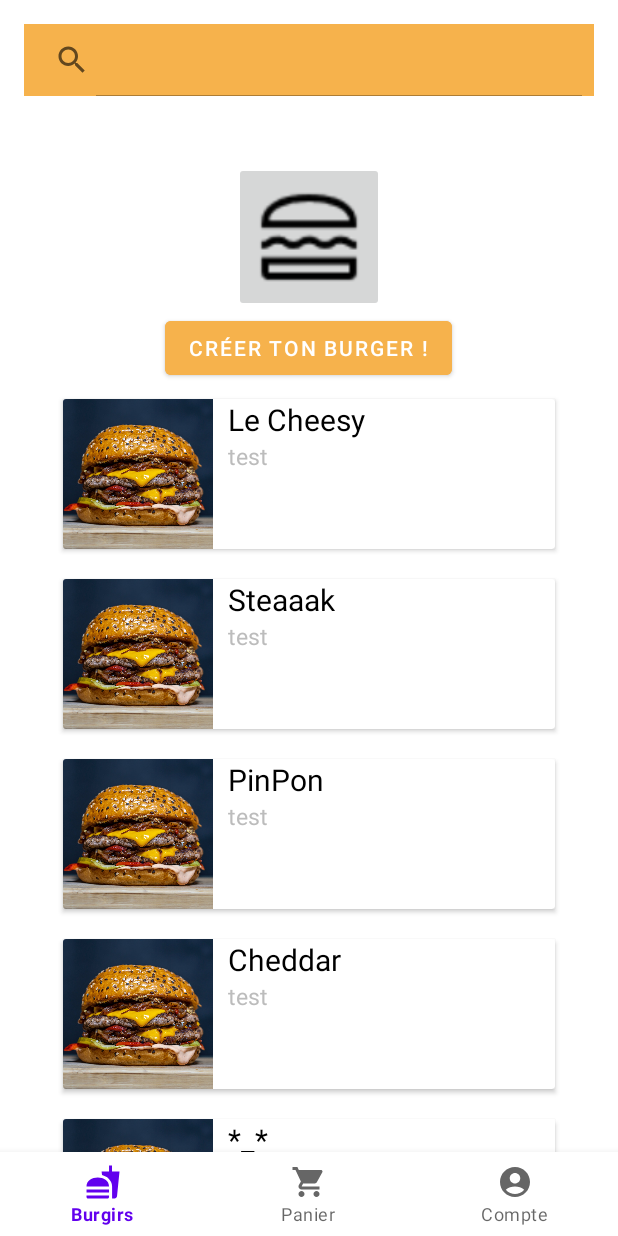
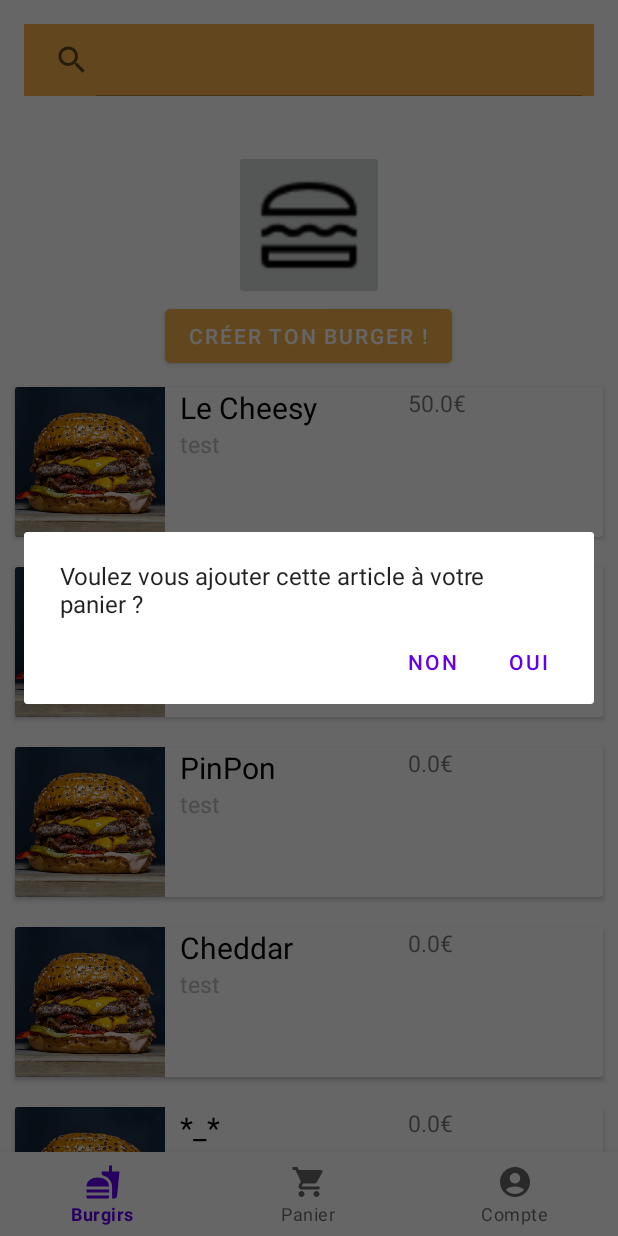
Before and after one commit to DUT-Info-Montreuil/SAE4A-COHEN-ARGENCE-BAUDIER-YANG, an Android app: the screen it shows after launch (MainActivity), after a tap on "Le Cheesy", on a phone screen of 412 x 824 dp. Run offline under Robolectric (Android 15) with nearby library versions, the phone set to English and light mode, and no system bars; our stand-ins replace navigation-ui.

Commit message:
Bar de recherche + Popup panier
Bar de recherche fonctionelle, correction et clean de xml.
Correction du non affichage du prix.
Ajout d'un popup ajout au panier.

```diff
--- a/app/src/main/java/com/example/vraiburgir/modele/Burger.java
+++ b/app/src/main/java/com/example/vraiburgir/modele/Burger.java
@@ -1,6 +1,11 @@
 package com.example.vraiburgir.modele;
 
+import androidx.recyclerview.widget.RecyclerView;
+import androidx.recyclerview.widget.SortedList;
+import androidx.recyclerview.widget.SortedListAdapterCallback;
+
 import java.util.ArrayList;
+import java.util.Objects;
 
 public class Burger {
 
@@ -31,4 +36,8 @@ public class Burger {
     public float getPrixBurger() {
         return prixBurger;
     }
+
+    public int getIdBurger() {
+        return idBurger;
+    }
 }
--- a/app/src/main/java/com/example/vraiburgir/ui/home/BurgerAdapter.java
+++ b/app/src/main/java/com/example/vraiburgir/ui/home/BurgerAdapter.java
@@ -20,12 +20,15 @@ import java.util.ArrayList;
 public class BurgerAdapter extends RecyclerView.Adapter<BurgerAdapter.ViewHolder> {
 
     private ArrayList<Burger> mBurgers;
+    private ArrayList<Burger> mBurgersFull;
     private LayoutInflater mInflater;
     private ItemClickListener mClickListener;
 
     //Données passés à travers le constructeur
     public BurgerAdapter(Context context, ArrayList<Burger> mBurgers) {
         this.mBurgers = mBurgers;
+        this.mBurgersFull = new ArrayList<Burger>();
+        this.mBurgersFull.addAll(mBurgers);
         this.mInflater = LayoutInflater.from(context);
     }
 
@@ -43,7 +46,7 @@ public class BurgerAdapter extends RecyclerView.Adapter<BurgerAdapter.ViewHolder
         Burger burger = mBurgers.get(position);
         holder.nomBurgerTextView.setText(burger.getNomBurger());
         holder.descriptionBurger.setText(burger.getDescriptionBurger());
-        holder.prixBurger.setText(Float.toString(burger.getPrixBurger()));
+        holder.prixBurger.setText(burger.getPrixBurger() + "€");
     }
 
     // Nombre total de lignes
@@ -51,6 +54,7 @@ public class BurgerAdapter extends RecyclerView.Adapter<BurgerAdapter.ViewHolder
     public int getItemCount() {
         return mBurgers.size();
     }
+
 
     public class ViewHolder extends RecyclerView.ViewHolder implements View.OnClickListener {
         TextView nomBurgerTextView;
@@ -86,4 +90,24 @@ public class BurgerAdapter extends RecyclerView.Adapter<BurgerAdapter.ViewHolder
     public interface ItemClickListener {
         void onItemClick(View view, int position);
     }
+
+    public boolean filter(String text) {
+        boolean texteVide = false;
+        mBurgers.clear();
+        if(text.equals("")){
+            this.mBurgers.addAll(this.mBurgersFull);
+            texteVide = true;
+        } else{
+            text = text.toLowerCase();
+            for(Burger item: mBurgersFull){
+                if(item.getNomBurger().toLowerCase().contains(text)){
+                    mBurgers.add(item);
+                }
+            }
+        }
+        notifyDataSetChanged();
+        return texteVide;
+    }
+
+
 }
--- a/app/src/main/java/com/example/vraiburgir/ui/home/HomeFragment.java
+++ b/app/src/main/java/com/example/vraiburgir/ui/home/HomeFragment.java
@@ -1,19 +1,23 @@
 package com.example.vraiburgir.ui.home;
 
+import android.app.AlertDialog;
+import android.content.DialogInterface;
 import android.content.Intent;
 import android.os.Bundle;
 import android.view.LayoutInflater;
 import android.view.View;
 import android.view.ViewGroup;
 import android.widget.Button;
+import android.widget.LinearLayout;
+import android.widget.SearchView;
 
 import androidx.annotation.NonNull;
+import androidx.cardview.widget.CardView;
 import androidx.fragment.app.Fragment;
 import androidx.lifecycle.ViewModelProvider;
 import androidx.recyclerview.widget.LinearLayoutManager;
 import androidx.recyclerview.widget.RecyclerView;
 
-import com.example.vraiburgir.MainActivity;
 import com.example.vraiburgir.R;
 import com.example.vraiburgir.databinding.FragmentHomeBinding;
 import com.example.vraiburgir.modele.Burger;
@@ -26,6 +30,8 @@ public class HomeFragment extends Fragment implements BurgerAdapter.ItemClickLis
     private BurgerAdapter adapter;
     private RecyclerView recyclerView;
     private Button personnaliseBurgerButton;
+    private SearchView searchViewBurger;
+    private LinearLayout layoutCreationBurger;
 
     public View onCreateView(@NonNull LayoutInflater inflater,
                              ViewGroup container, Bundle savedInstanceState) {
@@ -55,6 +61,28 @@ public class HomeFragment extends Fragment implements BurgerAdapter.ItemClickLis
             }
         });
 
+        this.layoutCreationBurger = root.findViewById(R.id.layoutCreationBurger);
+        this.searchViewBurger = root.findViewById(R.id.searchViewBurger);
+        this.searchViewBurger.setOnQueryTextListener(new SearchView.OnQueryTextListener() {
+            @Override
+            public boolean onQueryTextSubmit(String query) {
+                if (adapter.filter(query))
+                    layoutCreationBurger.setVisibility(View.VISIBLE);
+                else
+                    layoutCreationBurger.setVisibility(View.GONE);
+                return true;
+            }
+
+            @Override
+            public boolean onQueryTextChange(String newText) {
+                if (!adapter.filter(newText))
+                    layoutCreationBurger.setVisibility(View.GONE);
+                else
+                    layoutCreationBurger.setVisibility(View.VISIBLE);
+                return true;
+            }
+        });
+
         return root;
     }
 
@@ -64,11 +92,18 @@ public class HomeFragment extends Fragment implements BurgerAdapter.ItemClickLis
         binding = null;
     }
 
+    @Override
+    public void onResume() {
+        super.onResume();
+        this.searchViewBurger.setQuery("", false);
+        this.searchViewBurger.clearFocus();
+    }
+
     private ArrayList<Burger> listTempBurgers() {
         // TEMPORAIRE FAUT UTILISER L'API
         // data to populate the RecyclerView with
         ArrayList<Burger> listeBurgers = new ArrayList<Burger>();
-        listeBurgers.add(new Burger(1,"Le Cheesy","test",null,0,0));
+        listeBurgers.add(new Burger(1,"Le Cheesy","test",null,0,50));
         listeBurgers.add(new Burger(2,"Steaaak","test",null,0,0));
         listeBurgers.add(new Burger(3,"PinPon","test",null,0,0));
         listeBurgers.add(new Burger(4,"Cheddar","test",null,0,0));
@@ -85,7 +120,24 @@ public class HomeFragment extends Fragment implements BurgerAdapter.ItemClickLis
 
     @Override
     public void onItemClick(View view, int position) {
-        System.out.println("test");
+        CardView cardViewBurger = view.findViewById(R.id.cardViewBurger);
+
+        AlertDialog.Builder builder = new AlertDialog.Builder(this.getContext());
+        builder.setMessage("Voulez vous ajouter cette article à votre panier ?");
+        builder.setPositiveButton("Oui", new DialogInterface.OnClickListener() {
+            @Override
+            public void onClick(DialogInterface dialog, int which) {
+                // OUI
+            }
+        });
+        builder.setNegativeButton("Non", new DialogInterface.OnClickListener() {
+            @Override
+            public void onClick(DialogInterface dialog, int which) {
+                // NON
+            }
+        });
+        AlertDialog dialog = builder.create();
+        dialog.show();
     }
 
 
--- a/app/src/main/res/layout/fragment_home.xml
+++ b/app/src/main/res/layout/fragment_home.xml
@@ -7,7 +7,7 @@
     tools:context=".ui.home.HomeFragment">
 
     <SearchView
-        android:id="@+id/my_searchview"
+        android:id="@+id/searchViewBurger"
         android:layout_width="match_parent"
         android:layout_height="wrap_content"
         android:layout_marginTop="16dp"
@@ -28,21 +28,24 @@
 
         <LinearLayout
             android:layout_width="match_parent"
+            android:layout_height="match_parent"
+            android:orientation="vertical">
+
+            <LinearLayout
+                android:id="@+id/layoutCreationBurger"
+                android:layout_width="match_parent"
                 android:layout_height="wrap_content"
-            android:orientation="vertical"
-            android:layout_marginTop="8dp"
-            android:layout_marginStart="32dp"
-            android:layout_marginEnd="32dp">
+                android:visibility="visible"
+                android:orientation="vertical">
 
                 <ImageButton
                     android:id="@+id/imageButton"
                     android:layout_width="100dp"
                     android:layout_height="100dp"
+                    android:layout_gravity="center_horizontal"
+                    android:contentDescription="create your burger"
                     android:scaleType="fitCenter"
-                android:layout_gravity="center_horizontal"
-                android:src="@drawable/burger"
-                android:contentDescription="create your burger"
-                />
+                    android:src="@drawable/burger" />
 
                 <Button
                     android:id="@+id/personnalisationBurgerBoutton"
@@ -51,16 +54,19 @@
                     android:layout_gravity="center_horizontal|bottom"
                     android:backgroundTint="@color/cheddar"
                     android:text="Créer ton burger !" />
+            </LinearLayout>
 
             <androidx.recyclerview.widget.RecyclerView
                 android:id="@+id/listeBurger"
                 android:layout_width="match_parent"
                 android:layout_height="match_parent"
-                tools:layout_editor_absoluteX="32dp"
-                tools:layout_editor_absoluteY="256dp"
-                android:nestedScrollingEnabled="false"/>
+                android:nestedScrollingEnabled="false"
+>
+
+            </androidx.recyclerview.widget.RecyclerView>
 
         </LinearLayout>
+
 
     </androidx.core.widget.NestedScrollView>
 
--- a/app/src/main/res/layout/fragment_home_recyclerview_row.xml
+++ b/app/src/main/res/layout/fragment_home_recyclerview_row.xml
@@ -1,11 +1,13 @@
 <?xml version="1.0" encoding="utf-8"?>
 
 
-<androidx.cardview.widget.CardView
-    xmlns:android="http://schemas.android.com/apk/res/android"
+<androidx.cardview.widget.CardView xmlns:android="http://schemas.android.com/apk/res/android"
     xmlns:app="http://schemas.android.com/apk/res-auto"
+    android:id="@+id/cardViewBurger"
+    android:paddingTop="5dp"
     android:layout_width="match_parent"
     android:layout_height="wrap_content"
+    android:foreground="?android:attr/selectableItemBackground"
     android:layout_margin="10dp">
 
 
@@ -24,36 +26,41 @@
 
         <LinearLayout
             android:id="@+id/layoutDescBurger"
-            android:layout_width="250dp"
+            android:layout_width="150dp"
             android:layout_height="match_parent"
-            android:orientation="vertical"
-            android:layout_marginLeft="10dp">
+            android:layout_marginLeft="10dp"
+            android:orientation="vertical">
 
             <TextView
                 android:id="@+id/nomBurger"
                 android:layout_width="wrap_content"
                 android:layout_height="wrap_content"
-                android:textSize="20sp"
-                android:textColor="@color/black"/>
+                android:textColor="@color/black"
+                android:textSize="20sp" />
 
             <TextView
                 android:id="@+id/descriptionBurger"
                 android:layout_width="wrap_content"
                 android:layout_height="wrap_content"
-                android:textSize="15sp"
-                android:textColor="@color/gris"/>
+                android:textColor="@color/gris"
+                android:textSize="15sp" />
+
         </LinearLayout>
 
-        <TextView
-            android:id="@+id/prixBurger"
-            android:layout_width="0dp"
-            android:layout_height="wrap_content"
-            android:textSize="25sp"
-            android:gravity="center_vertical|end"
-            android:layout_marginLeft="5dp"
-            app:layout_constraintEnd_toStartOf="@id/layoutDescBurger"
-           />
+        <LinearLayout
+            android:layout_width="match_parent"
+            android:layout_height="match_parent"
+            android:orientation="vertical"
+            android:layout_marginLeft="2dp">
 
+            <TextView
+                android:id="@+id/prixBurger"
+                android:layout_width="wrap_content"
+                android:layout_height="wrap_content"
+                android:textSize="15dp" />
+
+        </LinearLayout>
     </LinearLayout>
 
+
 </androidx.cardview.widget.CardView>
```
Lines whose indentation alone changed are shown as unchanged.
